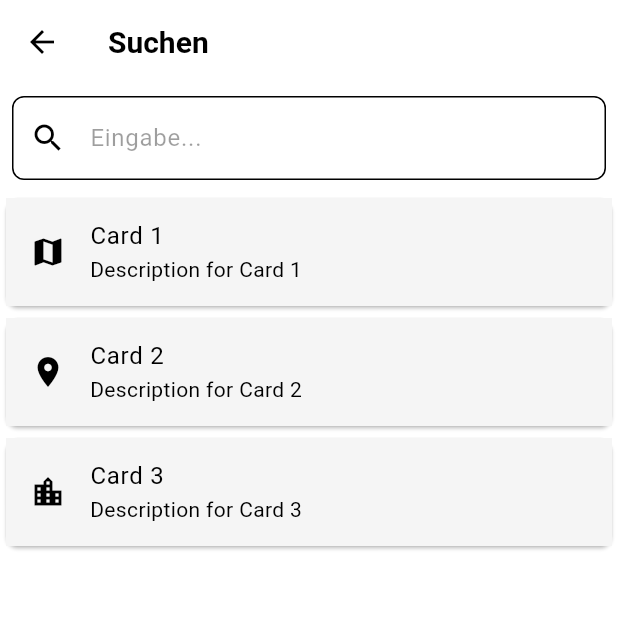
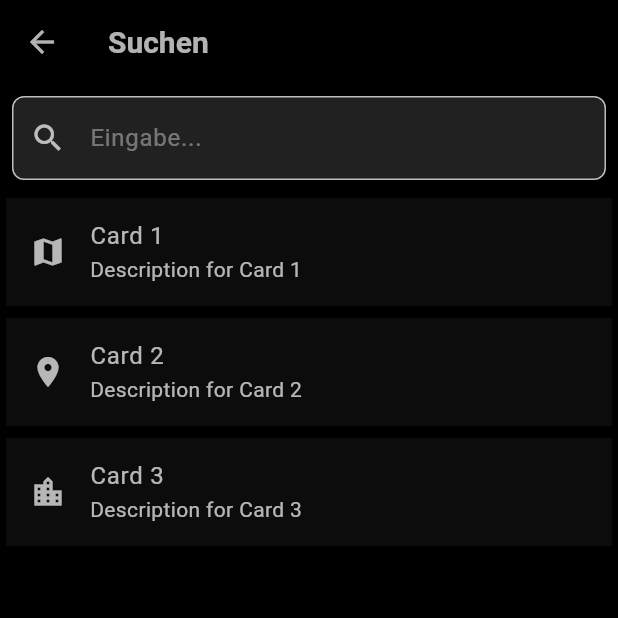
Before and after one commit to Theodor-Litt-Schule-Neumunster/geozebra, a Flutter app: the screen it shows after launch, after a tap on the "search" icon, on a phone screen of 412 x 824 dp, the top half of it. Run offline on Flutter 3.47's test engine with Material 3 defaults, Android fonts, the phone set to English and light mode, and no system bars; our stand-ins replace shared_preferences, webview_flutter.

Commit message:
Switch to dark theme and update icon color in home screen

```diff
--- a/lib/main.dart
+++ b/lib/main.dart
@@ -21,7 +21,7 @@ class MyApp extends StatelessWidget {
     return MaterialApp(
       title: 'Geozebra',
       debugShowCheckedModeBanner: false,
-      theme: LightTheme.theme,
+      theme: DarkTheme.theme,
       home: const HomeScreen(),
     );
   }
--- a/lib/screens/home_screen.dart
+++ b/lib/screens/home_screen.dart
@@ -160,7 +160,7 @@ class _HomeScreen extends State<HomeScreen> {
                     ),
                     child: ListTile(
                       leading: Icon(Icons.book,
-                          color: Theme.of(context).colorScheme.primary),
+                          color: Theme.of(context).colorScheme.onPrimary),
                       title: Text('Learn Module ${index + 1}'),
                       subtitle: const Text('Description of the learn module'),
                       onTap: () {
```
